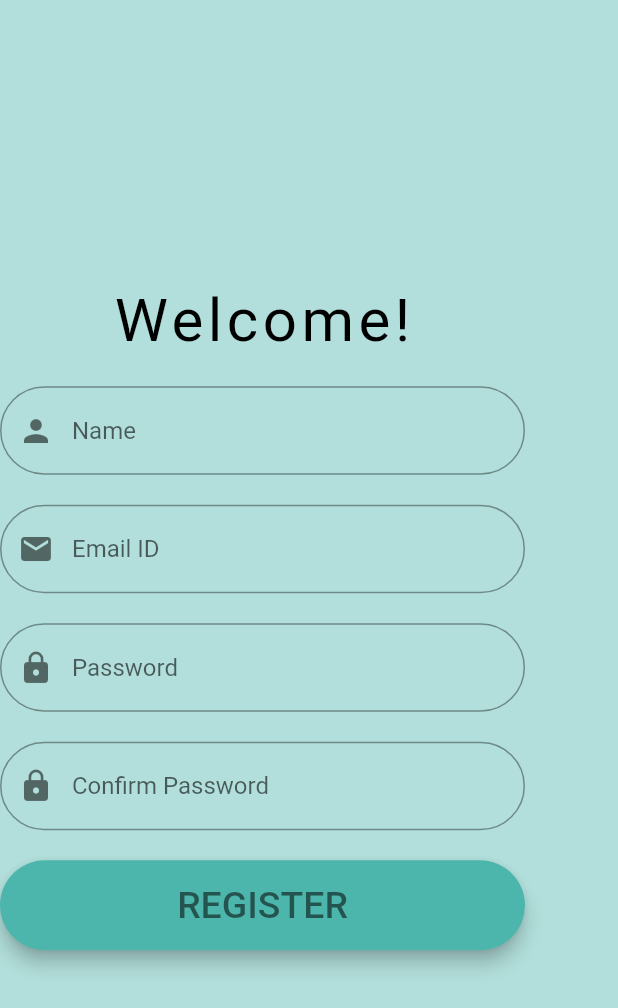
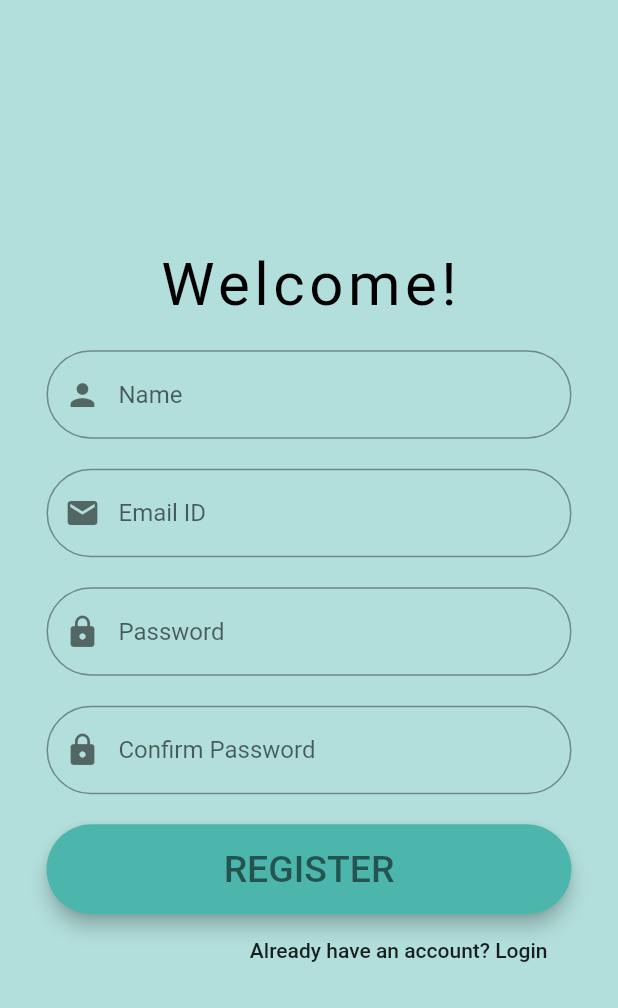
Before and after one commit to urantiatech/authenticator_flutter, a Flutter app: the RegisterPage screen opened directly, on a phone screen of 412 x 824 dp. Shown: the top 1008 px of the screen. Run offline on Flutter 3.47's test engine with Material 2 defaults, Android fonts, the phone set to English and light mode, and no system bars.

Commit message:
corrected the alignments of widgets

```diff
--- a/lib/main.dart
+++ b/lib/main.dart
@@ -148,7 +148,7 @@ class _LoginPageState extends State<LoginPage> {
                 ),
               ],
             ),
-          )
+          ),
         ],
       ),
     );
--- a/lib/register.dart
+++ b/lib/register.dart
@@ -28,6 +28,7 @@ class _RegisterPageState extends State<RegisterPage> {
             ),
             SizedBox(
               height: 20,
+              width: double.infinity,
             ),
             Container(
               width: 350,
@@ -135,6 +136,20 @@ class _RegisterPageState extends State<RegisterPage> {
                 ),
               ),
             ),
+            Container(
+              width: 350,
+              child: Row(
+                mainAxisAlignment: MainAxisAlignment.end,
+                children: [
+                  FlatButton(
+                    child: Text('Already have an account? Login'),
+                    onPressed: () {
+                      Navigator.pop(context);
+                    },
+                  ),
+                ],
+              ),
+            ),
           ],
         ),
       ),
```
